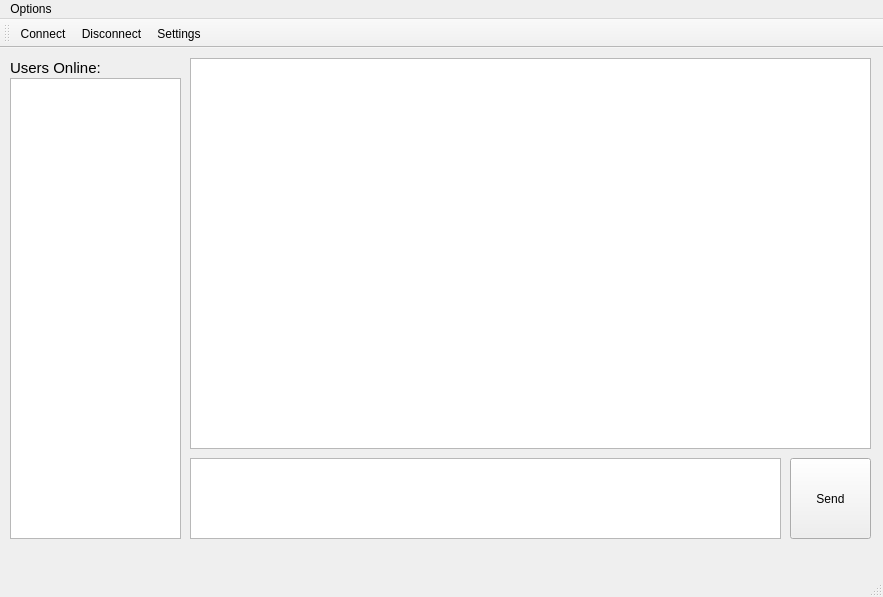
Old version of the form client/clientwindow.ui in the repository ericytsang-archive/comp4981.linuxchat.
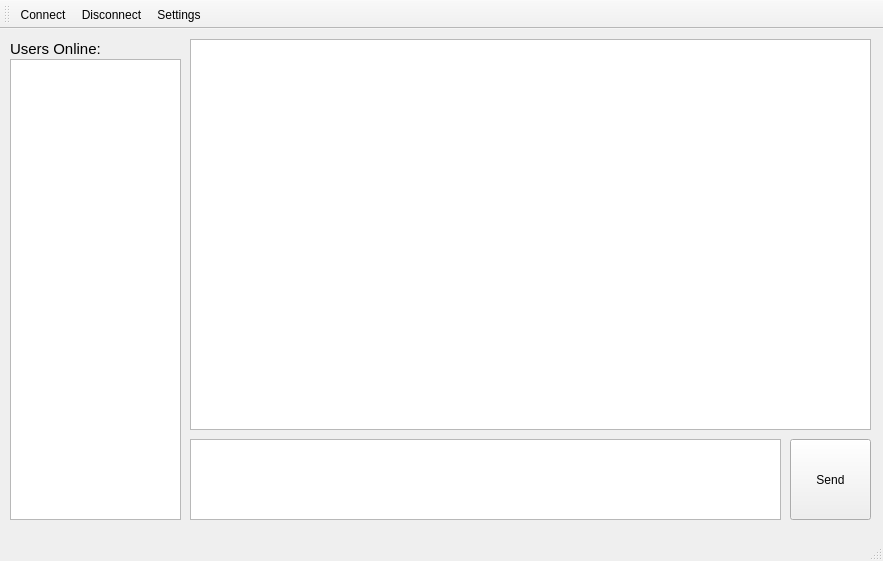
New version of the form. Icons and pictures are not drawn.

```diff
--- a/client/clientwindow.ui
+++ b/client/clientwindow.ui
@@ -7,7 +7,7 @@
     <x>0</x>
     <y>0</y>
     <width>883</width>
-    <height>597</height>
+    <height>561</height>
    </rect>
   </property>
   <property name="windowTitle">
@@ -112,26 +112,6 @@
    <addaction name="actionSettings"/>
   </widget>
   <widget class="QStatusBar" name="statusBar"/>
-  <widget class="QMenuBar" name="menuBar">
-   <property name="geometry">
-    <rect>
-     <x>0</x>
-     <y>0</y>
-     <width>883</width>
-     <height>27</height>
-    </rect>
-   </property>
-   <widget class="QMenu" name="menuBanana">
-    <property name="title">
-     <string>Options</string>
-    </property>
-    <addaction name="separator"/>
-    <addaction name="actionConnect"/>
-    <addaction name="actionDisconnect"/>
-    <addaction name="actionSettings"/>
-   </widget>
-   <addaction name="menuBanana"/>
-  </widget>
   <action name="actionConnect">
    <property name="checkable">
     <bool>true</bool>
```
Left out of the diff: 16 changed lines with no effect on the pictures.
